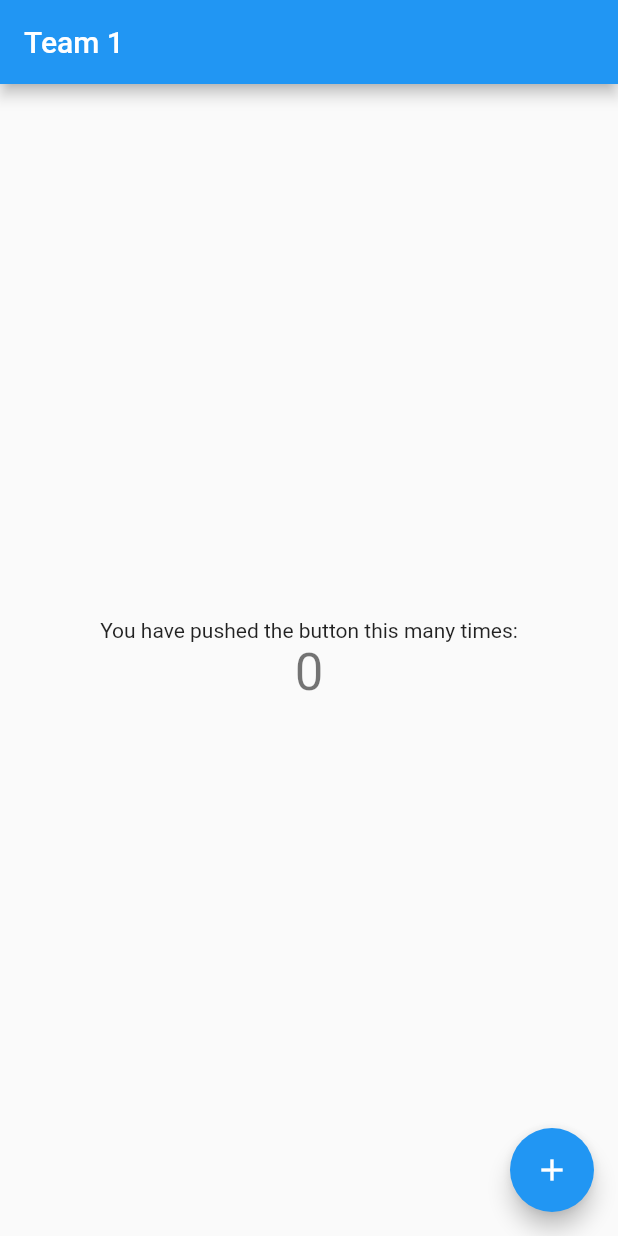
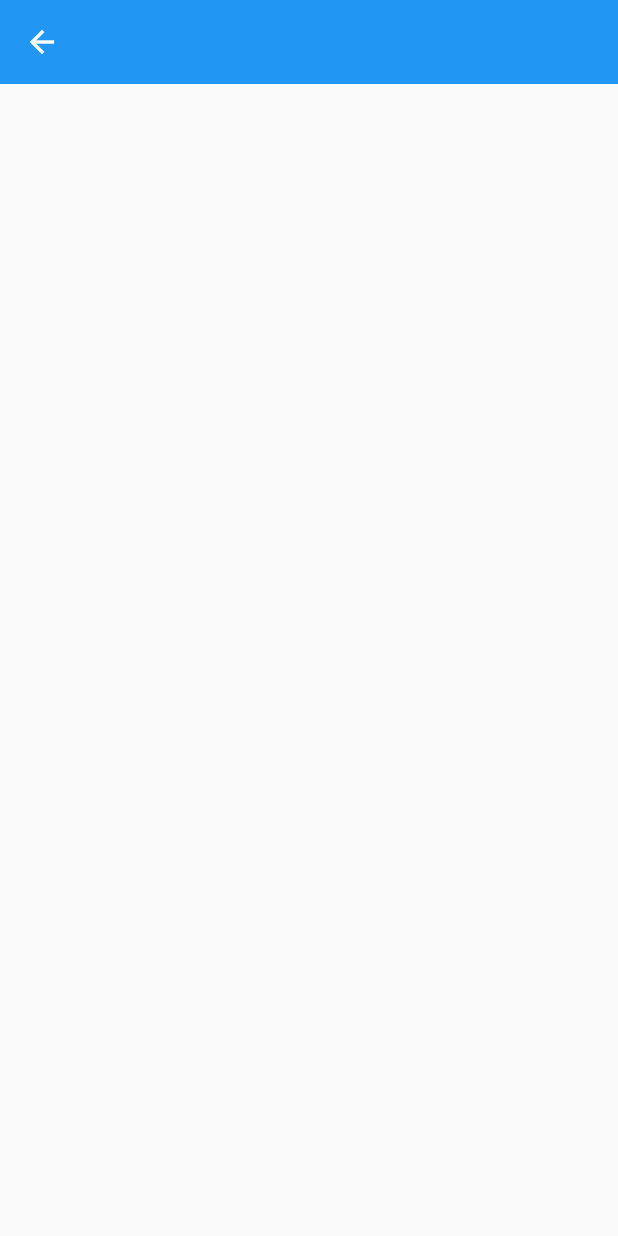
Before and after one commit to ZayniddinMamarasulov/task-manager, a Flutter app: the screen it shows after launch, on a phone screen of 412 x 824 dp. Run offline on Flutter 3.47's test engine with Material 2 defaults, Android fonts, the phone set to English and light mode, and no system bars.

Commit message:
git push

```diff
--- /dev/null
+++ b/lib/create_pages/create_page.dart
@@ -0,0 +1,22 @@
+import 'package:flutter/material.dart';
+
+class CreatePage extends StatefulWidget {
+  static const String id="create_page";
+  const CreatePage({Key? key}) : super(key: key);
+
+  @override
+  _CreatePageState createState() => _CreatePageState();
+}
+
+class _CreatePageState extends State<CreatePage> {
+  @override
+  Widget build(BuildContext context) {
+    return Scaffold(
+      appBar: AppBar(
+        leading: const Icon(Icons.arrow_back),
+        elevation: 0,
+      ),
+      body: Container(),
+    );
+  }
+}
--- a/lib/main.dart
+++ b/lib/main.dart
@@ -1,4 +1,5 @@
 import 'package:flutter/material.dart';
+import 'package:task_manager/create_pages/create_page.dart';
 
 void main() {
   runApp(const MyApp());
@@ -11,97 +12,12 @@ class MyApp extends StatelessWidget {
   @override
   Widget build(BuildContext context) {
     return MaterialApp(
-      title: 'Flutter Demo',
-      theme: ThemeData(
+        title: 'Flutter Demo',
+        theme: ThemeData(
 
-        primarySwatch: Colors.blue,
-      ),
-      home: const MyHomePage(title: 'Team 1'),
+          primarySwatch: Colors.blue,
+        ),
+        home: const CreatePage()
     );
   }
 }
-
-class MyHomePage extends StatefulWidget {
-  const MyHomePage({Key? key, required this.title}) : super(key: key);
-
-  // This widget is the home page of your application. It is stateful, meaning
-  // that it has a State object (defined below) that contains fields that affect
-  // how it looks.
-
-  // This class is the configuration for the state. It holds the values (in this
-  // case the title) provided by the parent (in this case the App widget) and
-  // used by the build method of the State. Fields in a Widget subclass are
-  // always marked "final".
-
-  final String title;
-
-  @override
-  State<MyHomePage> createState() => _MyHomePageState();
-}
-
-class _MyHomePageState extends State<MyHomePage> {
-  int _counter = 0;
-
-  void _incrementCounter() {
-    setState(() {
-      // This call to setState tells the Flutter framework that something has
-      // changed in this State, which causes it to rerun the build method below
-      // so that the display can reflect the updated values. If we changed
-      // _counter without calling setState(), then the build method would not be
-      // called again, and so nothing would appear to happen.
-      _counter++;
-    });
-  }
-
-  @override
-  Widget build(BuildContext context) {
-    // This method is rerun every time setState is called, for instance as done
-    // by the _incrementCounter method above.
-    //
-    // The Flutter framework has been optimized to make rerunning build methods
-    // fast, so that you can just rebuild anything that needs updating rather
-    // than having to individually change instances of widgets.
-    return Scaffold(
-      appBar: AppBar(
-        // Here we take the value from the MyHomePage object that was created by
-        // the App.build method, and use it to set our appbar title.
-        title: Text(widget.title),
-      ),
-      body: Center(
-        // Center is a layout widget. It takes a single child and positions it
-        // in the middle of the parent.
-        child: Column(
-          // Column is also a layout widget. It takes a list of children and
-          // arranges them vertically. By default, it sizes itself to fit its
-          // children horizontally, and tries to be as tall as its parent.
-          //
-          // Invoke "debug painting" (press "p" in the console, choose the
-          // "Toggle Debug Paint" action from the Flutter Inspector in Android
-          // Studio, or the "Toggle Debug Paint" command in Visual Studio Code)
-          // to see the wireframe for each widget.
-          //
-          // Column has various properties to control how it sizes itself and
-          // how it positions its children. Here we use mainAxisAlignment to
-          // center the children vertically; the main axis here is the vertical
-          // axis because Columns are vertical (the cross axis would be
-          // horizontal).
-          mainAxisAlignment: MainAxisAlignment.center,
-          children: <Widget>[
-            const Text(
-              'You have pushed the button this many times:',
-            ),
-            Text(
-              '$_counter',
-              style: Theme.of(context).textTheme.headline4,
-            ),
-          ],
-        ),
-      ),
-      floatingActionButton: FloatingActionButton(
-        onPressed: _incrementCounter,
-        tooltip: 'Increment',
-        child: const Icon(Icons.add),
-      ), // This trailing comma makes auto-formatting nicer for build methods.
-    );
-  }
-}
```
